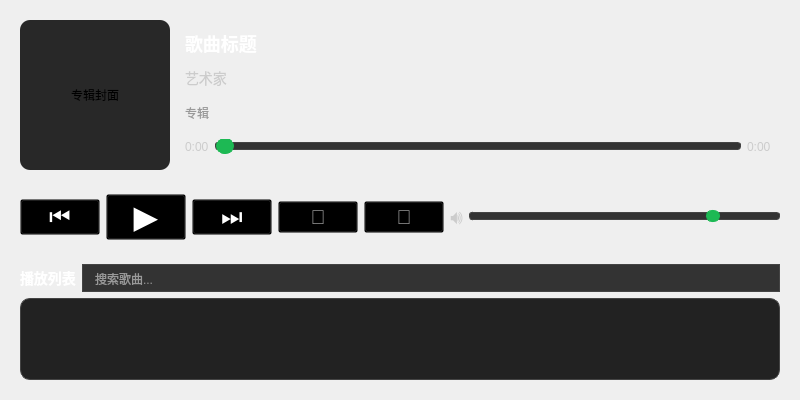
Qt form musicui.ui (pengstao-creator/carMusicSys) before a commit.
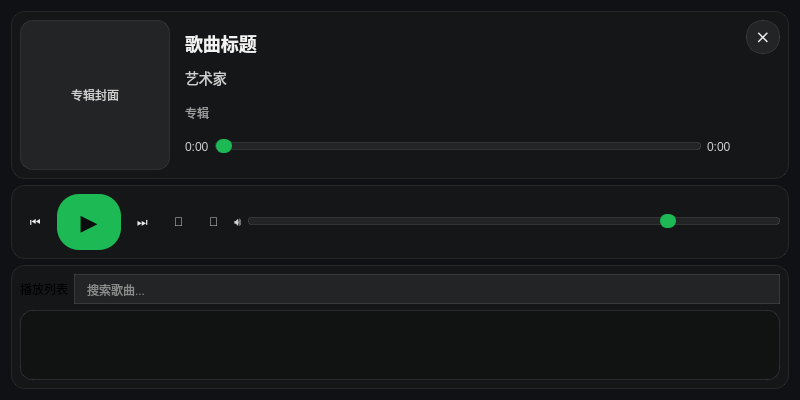
The same form after that commit.

Patch:
```diff
--- a/musicui.ui
+++ b/musicui.ui
@@ -13,6 +13,137 @@
   <property name="windowTitle">
    <string>音乐播放器</string>
   </property>
+  <property name="styleSheet">
+   <string notr="true">QWidget#musicUi {
+    background-color: #0f1115;
+}
+
+QWidget#topWidget,
+QWidget#controlWidget,
+QWidget#playlistWidget {
+    background-color: rgba(24, 24, 24, 0.72);
+    border: 1px solid rgba(255, 255, 255, 0.08);
+    border-radius: 14px;
+}
+
+QLabel#albumCover {
+    background-color: rgba(255, 255, 255, 0.06);
+    border: 1px solid rgba(255, 255, 255, 0.08);
+    border-radius: 12px;
+    color: #cfcfcf;
+}
+
+QLabel#songTitle {
+    font-size: 18px;
+    font-weight: bold;
+    color: #f2f2f2;
+}
+
+QLabel#artistName {
+    font-size: 14px;
+    color: #cfcfcf;
+}
+
+QLabel#albumName {
+    font-size: 12px;
+    color: #9a9a9a;
+}
+
+QLabel#currentTime,
+QLabel#totalTime,
+QLabel#volumeLabel {
+    color: #cfcfcf;
+}
+
+QPushButton {
+    color: #eaeaea;
+    background-color: transparent;
+    border: none;
+    padding: 6px 10px;
+}
+
+QPushButton:hover {
+    background-color: rgba(255, 255, 255, 0.08);
+    border-radius: 10px;
+}
+
+QPushButton#playButton {
+    background-color: #1DB954;
+    color: #0b0c0d;
+    border-radius: 22px;
+    min-width: 44px;
+    min-height: 44px;
+    font-size: 22px;
+    font-weight: bold;
+}
+
+QPushButton#playButton:hover {
+    background-color: #22c35e;
+}
+
+QToolButton#exitButton {
+    background-color: rgba(255, 255, 255, 0.06);
+    border: 1px solid rgba(255, 255, 255, 0.10);
+    border-radius: 16px;
+    min-width: 32px;
+    min-height: 32px;
+    color: #eaeaea;
+    font-size: 18px;
+}
+
+QToolButton#exitButton:hover {
+    background-color: rgba(255, 255, 255, 0.10);
+}
+
+QLineEdit {
+    background-color: rgba(255, 255, 255, 0.06);
+    border: 1px solid rgba(255, 255, 255, 0.10);
+    border-radius: 16px;
+    padding: 6px 10px;
+    color: #f2f2f2;
+}
+
+QLineEdit::placeholder {
+    color: #9a9a9a;
+}
+
+QListWidget {
+    background-color: rgba(0, 0, 0, 0.20);
+    border: 1px solid rgba(255, 255, 255, 0.10);
+    border-radius: 12px;
+    color: #f2f2f2;
+}
+
+QListWidget::item {
+    padding: 10px 12px;
+    border-bottom: 1px solid rgba(255, 255, 255, 0.06);
+}
+
+QListWidget::item:hover {
+    background-color: rgba(255, 255, 255, 0.06);
+}
+
+QListWidget::item:selected {
+    background-color: #1DB954;
+    color: #0b0c0d;
+}
+
+QSlider::groove:horizontal {
+    border: 1px solid rgba(255, 255, 255, 0.10);
+    height: 6px;
+    background: rgba(255, 255, 255, 0.06);
+    border-radius: 3px;
+}
+
+QSlider::handle:horizontal {
+    background: #1DB954;
+    border: 1px solid #1DB954;
+    width: 14px;
+    height: 14px;
+    border-radius: 7px;
+    margin: -4px 0;
+}</string>
+  </property>
   <layout class="QVBoxLayout" name="verticalLayout">
    <item>
     <widget class="QWidget" name="topWidget">
@@ -31,9 +162,6 @@
           <height>150</height>
          </size>
         </property>
-        <property name="styleSheet">
-         <string notr="true">background-color: rgb(40, 40, 40); border-radius: 10px;</string>
-        </property>
         <property name="text">
          <string>专辑封面</string>
         </property>
@@ -50,9 +178,6 @@
            <property name="text">
             <string>歌曲标题</string>
            </property>
-           <property name="styleSheet">
-            <string notr="true">font-size: 18px; font-weight: bold; color: white;</string>
-           </property>
           </widget>
          </item>
          <item>
@@ -60,9 +185,6 @@
            <property name="text">
             <string>艺术家</string>
            </property>
-           <property name="styleSheet">
-            <string notr="true">font-size: 14px; color: #CCCCCC;</string>
-           </property>
           </widget>
          </item>
          <item>
@@ -70,9 +192,6 @@
            <property name="text">
             <string>专辑</string>
            </property>
-           <property name="styleSheet">
-            <string notr="true">font-size: 12px; color: #999999;</string>
-           </property>
           </widget>
          </item>
          <item>
@@ -82,9 +201,6 @@
              <property name="text">
               <string>0:00</string>
              </property>
-             <property name="styleSheet">
-              <string notr="true">color: #CCCCCC;</string>
-             </property>
             </widget>
            </item>
            <item>
@@ -92,24 +208,6 @@
              <property name="orientation">
               <enum>Qt::Horizontal</enum>
              </property>
-             <property name="styleSheet">
-              <string notr="true">
-QSlider::groove:horizontal {
-    border: 1px solid #444;
-    height: 6px;
-    background: #333;
-    border-radius: 3px;
-}
-QSlider::handle:horizontal {
-    background: #1DB954;
-    border: 1px solid #1DB954;
-    width: 16px;
-    height: 16px;
-    border-radius: 8px;
-    margin: -5px 0;
-}
-              </string>
-             </property>
             </widget>
            </item>
            <item>
@@ -117,9 +215,6 @@
              <property name="text">
               <string>0:00</string>
              </property>
-             <property name="styleSheet">
-              <string notr="true">color: #CCCCCC;</string>
-             </property>
             </widget>
            </item>
           </layout>
@@ -127,6 +222,31 @@
         </layout>
        </widget>
       </item>
+      <item alignment="Qt::AlignTop|Qt::AlignRight">
+       <widget class="QToolButton" name="exitButton">
+        <property name="minimumSize">
+         <size>
+          <width>32</width>
+          <height>32</height>
+         </size>
+        </property>
+        <property name="maximumSize">
+         <size>
+          <width>32</width>
+          <height>32</height>
+         </size>
+        </property>
+        <property name="text">
+         <string>⨯</string>
+        </property>
+        <property name="toolTip">
+         <string>退出</string>
+        </property>
+        <property name="autoRaise">
+         <bool>true</bool>
+        </property>
+       </widget>
+      </item>
      </layout>
     </widget>
    </item>
@@ -138,9 +258,6 @@
         <property name="text">
          <string>⏮</string>
         </property>
-        <property name="styleSheet">
-         <string notr="true">font-size: 24px; color: white; background-color: transparent;</string>
-        </property>
        </widget>
       </item>
       <item>
@@ -148,9 +265,6 @@
         <property name="text">
          <string>▶</string>
         </property>
-        <property name="styleSheet">
-         <string notr="true">font-size: 32px; color: white; background-color: transparent;</string>
-        </property>
        </widget>
       </item>
       <item>
@@ -158,9 +272,6 @@
         <property name="text">
          <string>⏭</string>
         </property>
-        <property name="styleSheet">
-         <string notr="true">font-size: 24px; color: white; background-color: transparent;</string>
-        </property>
        </widget>
       </item>
       <item>
@@ -168,9 +279,6 @@
         <property name="text">
          <string>🔁</string>
         </property>
-        <property name="styleSheet">
-         <string notr="true">font-size: 20px; color: #999999; background-color: transparent;</string>
-        </property>
        </widget>
       </item>
       <item>
@@ -178,9 +286,6 @@
         <property name="text">
          <string>🔀</string>
         </property>
-        <property name="styleSheet">
-         <string notr="true">font-size: 20px; color: #999999; background-color: transparent;</string>
-        </property>
        </widget>
       </item>
       <item>
@@ -188,9 +293,6 @@
         <property name="text">
          <string>🔊</string>
         </property>
-        <property name="styleSheet">
-         <string notr="true">font-size: 20px; color: #CCCCCC;</string>
-        </property>
        </widget>
       </item>
       <item>
@@ -204,24 +306,6 @@
         <property name="value">
          <number>80</number>
         </property>
-        <property name="styleSheet">
-         <string notr="true">
-QSlider::groove:horizontal {
-    border: 1px solid #444;
-    height: 6px;
-    background: #333;
-    border-radius: 3px;
-}
-QSlider::handle:horizontal {
-    background: #1DB954;
-    border: 1px solid #1DB954;
-    width: 12px;
-    height: 12px;
-    border-radius: 6px;
-    margin: -3px 0;
-}
-              </string>
-         </property>
         </widget>
        </item>
       </layout>
@@ -237,9 +321,6 @@
            <property name="text">
             <string>播放列表</string>
            </property>
-           <property name="styleSheet">
-            <string notr="true">font-size: 14px; font-weight: bold; color: white;</string>
-           </property>
           </widget>
          </item>
          <item>
@@ -247,47 +328,12 @@
            <property name="placeholderText">
             <string>搜索歌曲...</string>
            </property>
-           <property name="styleSheet">
-            <string notr="true">
-QLineEdit {
-    background-color: #333;
-    border: 1px solid #444;
-    border-radius: 15px;
-    padding: 5px 10px;
-    color: white;
-}
-QLineEdit::placeholder {
-    color: #999999;
-}
-            </string>
-           </property>
           </widget>
          </item>
         </layout>
        </item>
        <item>
         <widget class="QListWidget" name="playlistList">
-         <property name="styleSheet">
-          <string notr="true">
-QListWidget {
-    background-color: #222;
-    border: 1px solid #444;
-    border-radius: 10px;
-    color: white;
-}
-QListWidget::item {
-    padding: 8px 12px;
-    border-bottom: 1px solid #333;
-}
-QListWidget::item:hover {
-    background-color: #333;
-}
-QListWidget::item:selected {
-    background-color: #1DB954;
-    color: white;
-}
-            </string>
-           </property>
           </widget>
          </item>
         </layout>
```
